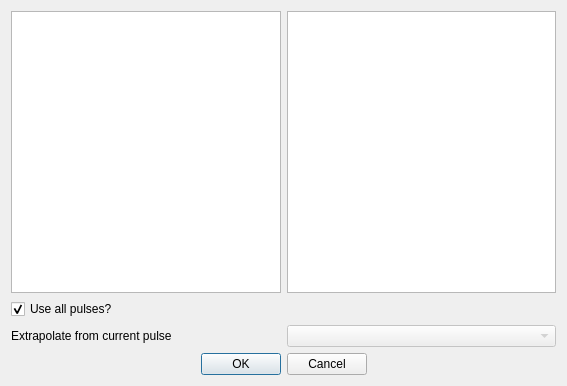
This is gudpy/gui/widgets/ui_files/modulationExcitationDialog.ui in disorderedmaterials/GudPy as Qt 5 draws it before an edit. The edited form follows.
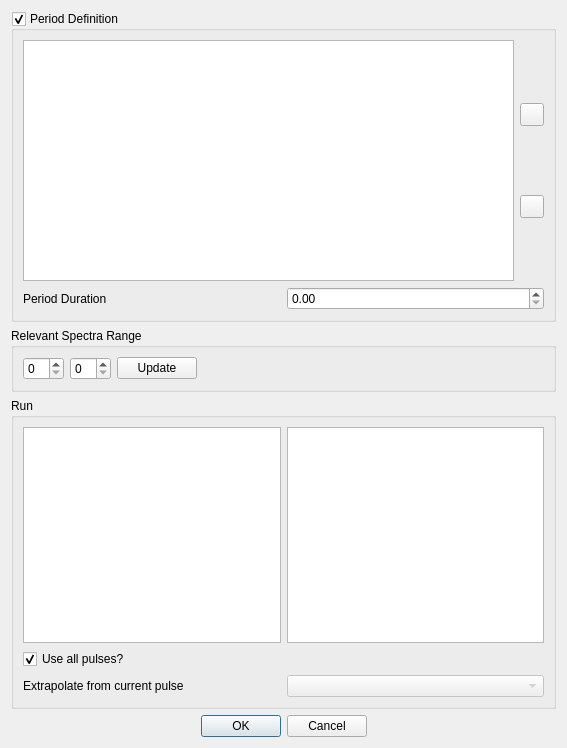
This is the edited form. Icons and pictures are not drawn. Custom widgets are drawn as their Qt base class.

Commit message: feat: combine modex dialogs into single dialog.

The edit to the form file:
```diff
--- a/gudpy/gui/widgets/ui_files/modulationExcitationDialog.ui
+++ b/gudpy/gui/widgets/ui_files/modulationExcitationDialog.ui
@@ -7,14 +7,118 @@
     <x>0</x>
     <y>0</y>
     <width>567</width>
-    <height>386</height>
+    <height>748</height>
    </rect>
   </property>
   <property name="windowTitle">
    <string>Dialog</string>
   </property>
+  <layout class="QVBoxLayout" name="verticalLayout_3">
+   <item>
+    <widget class="QGroupBox" name="groupBox">
+     <property name="title">
+      <string>Period Definition</string>
+     </property>
+     <property name="checkable">
+      <bool>true</bool>
+     </property>
+     <layout class="QVBoxLayout" name="verticalLayout_2">
+      <item>
+       <layout class="QHBoxLayout" name="horizontalLayout_3">
+        <item>
+         <widget class="PulseTable" name="pulseTableView"/>
+        </item>
+        <item>
   <layout class="QVBoxLayout" name="verticalLayout">
    <item>
+           <widget class="QToolButton" name="addPulseButton">
+            <property name="text">
+             <string/>
+            </property>
+            <property name="icon">
+             <iconset resource="../resources/resources.qrc">
+              <normaloff>:/icons/plus.png</normaloff>:/icons/plus.png</iconset>
+            </property>
+           </widget>
+          </item>
+          <item>
+           <widget class="QToolButton" name="removePulseButton">
+            <property name="text">
+             <string/>
+            </property>
+            <property name="icon">
+             <iconset resource="../resources/resources.qrc">
+              <normaloff>:/icons/minus.png</normaloff>:/icons/minus.png</iconset>
+            </property>
+           </widget>
+          </item>
+         </layout>
+        </item>
+       </layout>
+      </item>
+      <item>
+       <layout class="QHBoxLayout" name="horizontalLayout_4">
+        <item>
+         <widget class="QLabel" name="label_2">
+          <property name="text">
+           <string>Period Duration</string>
+          </property>
+         </widget>
+        </item>
+        <item>
+         <widget class="ExponentialSpinBox" name="doubleSpinBox">
+          <property name="maximum">
+           <double>10000000.000000000000000</double>
+          </property>
+         </widget>
+        </item>
+       </layout>
+      </item>
+     </layout>
+    </widget>
+   </item>
+   <item>
+    <widget class="QGroupBox" name="groupBox_2">
+     <property name="title">
+      <string>Relevant Spectra Range</string>
+     </property>
+     <layout class="QHBoxLayout" name="horizontalLayout_5">
+      <item>
+       <widget class="QSpinBox" name="lowerSpecSpinBox"/>
+      </item>
+      <item>
+       <widget class="QSpinBox" name="upperSpecSpinBox"/>
+      </item>
+      <item>
+       <widget class="QPushButton" name="updateSpectraButton">
+        <property name="text">
+         <string>Update</string>
+        </property>
+       </widget>
+      </item>
+      <item>
+       <spacer name="horizontalSpacer">
+        <property name="orientation">
+         <enum>Qt::Horizontal</enum>
+        </property>
+        <property name="sizeHint" stdset="0">
+         <size>
+          <width>40</width>
+          <height>20</height>
+         </size>
+        </property>
+       </spacer>
+      </item>
+     </layout>
+    </widget>
+   </item>
+   <item>
+    <widget class="QGroupBox" name="groupBox_3">
+     <property name="title">
+      <string>Run</string>
+     </property>
+     <layout class="QVBoxLayout" name="verticalLayout_4">
+      <item>
     <layout class="QHBoxLayout" name="horizontalLayout">
      <item>
       <widget class="SpectraTable" name="spectraTableView"/>
@@ -52,6 +156,9 @@
      </item>
     </layout>
    </item>
+     </layout>
+    </widget>
+   </item>
    <item>
     <widget class="QDialogButtonBox" name="buttonBox">
      <property name="standardButtons">
@@ -75,6 +182,16 @@
    <extends>QTableView</extends>
    <header>src.gui.widgets.table.event_table</header>
   </customwidget>
+  <customwidget>
+   <class>ExponentialSpinBox</class>
+   <extends>QDoubleSpinBox</extends>
+   <header>src.gui.widgets.exponential_spinbox</header>
+  </customwidget>
+  <customwidget>
+   <class>PulseTable</class>
+   <extends>QTableView</extends>
+   <header>src.gui.widgets.tables.pulse_table</header>
+  </customwidget>
  </customwidgets>
  <resources/>
  <connections/>
```
Left out of the diff: 4 changed lines with no effect on the pictures. Lines whose indentation alone changed are shown as unchanged. The commit also changes 2 other files.
